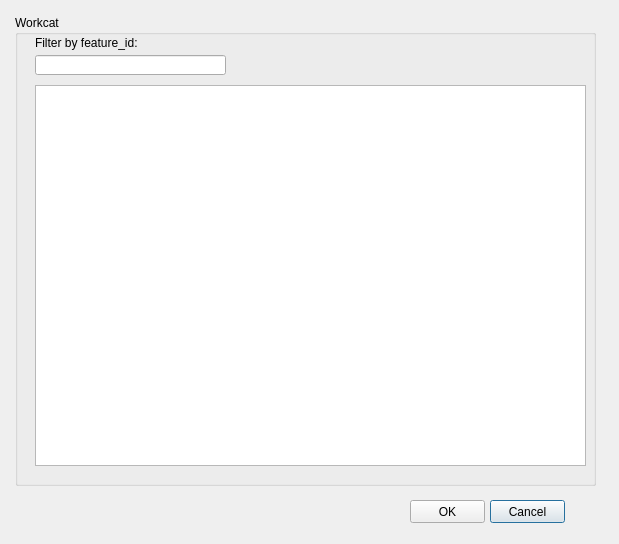
The window that search/ui/list_items.ui (Giswater/giswater_qgis_plugin) describes before a commit, drawn with Qt 5.
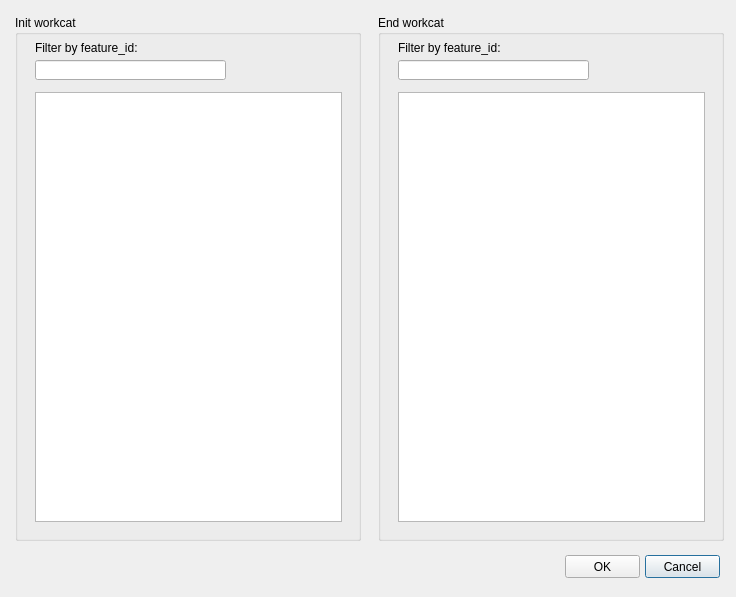
The same window after the commit.

Commit message: Modify list of search

The edit to the form file:
```diff
--- a/search/ui/list_items.ui
+++ b/search/ui/list_items.ui
@@ -6,8 +6,8 @@
    <rect>
     <x>0</x>
     <y>0</y>
-    <width>619</width>
-    <height>544</height>
+    <width>736</width>
+    <height>597</height>
    </rect>
   </property>
   <property name="windowTitle">
@@ -18,20 +18,20 @@
     <rect>
      <x>15</x>
      <y>15</y>
-     <width>581</width>
-     <height>471</height>
+     <width>346</width>
+     <height>526</height>
     </rect>
    </property>
    <property name="title">
-    <string>Workcat</string>
+    <string>Init workcat</string>
    </property>
    <widget class="QTableView" name="tbl_psm">
     <property name="geometry">
      <rect>
       <x>20</x>
-      <y>70</y>
-      <width>551</width>
-      <height>381</height>
+      <y>77</y>
+      <width>307</width>
+      <height>430</height>
      </rect>
     </property>
     <property name="sortingEnabled">
@@ -42,7 +42,7 @@
     <property name="geometry">
      <rect>
       <x>20</x>
-      <y>40</y>
+      <y>45</y>
       <width>191</width>
       <height>20</height>
      </rect>
@@ -52,7 +52,7 @@
     <property name="geometry">
      <rect>
       <x>20</x>
-      <y>20</y>
+      <y>25</y>
       <width>111</width>
       <height>16</height>
      </rect>
@@ -65,8 +65,8 @@
   <widget class="QPushButton" name="btn_cancel">
    <property name="geometry">
     <rect>
-     <x>490</x>
-     <y>500</y>
+     <x>645</x>
+     <y>555</y>
      <width>75</width>
      <height>23</height>
     </rect>
@@ -78,8 +78,8 @@
   <widget class="QPushButton" name="btn_accept">
    <property name="geometry">
     <rect>
-     <x>410</x>
-     <y>500</y>
+     <x>565</x>
+     <y>555</y>
      <width>75</width>
      <height>23</height>
     </rect>
@@ -88,6 +88,55 @@
     <string>OK</string>
    </property>
   </widget>
+  <widget class="QGroupBox" name="groupBox_end">
+   <property name="geometry">
+    <rect>
+     <x>378</x>
+     <y>15</y>
+     <width>346</width>
+     <height>526</height>
+    </rect>
+   </property>
+   <property name="title">
+    <string>End workcat</string>
+   </property>
+   <widget class="QTableView" name="tbl_psm_end">
+    <property name="geometry">
+     <rect>
+      <x>20</x>
+      <y>77</y>
+      <width>307</width>
+      <height>430</height>
+     </rect>
+    </property>
+    <property name="sortingEnabled">
+     <bool>true</bool>
+    </property>
+   </widget>
+   <widget class="QLineEdit" name="txt_name_end">
+    <property name="geometry">
+     <rect>
+      <x>20</x>
+      <y>45</y>
+      <width>191</width>
+      <height>20</height>
+     </rect>
+    </property>
+   </widget>
+   <widget class="QLabel" name="label_end">
+    <property name="geometry">
+     <rect>
+      <x>20</x>
+      <y>25</y>
+      <width>111</width>
+      <height>16</height>
+     </rect>
+    </property>
+    <property name="text">
+     <string>Filter by feature_id:</string>
+    </property>
+   </widget>
+  </widget>
  </widget>
  <resources/>
  <connections/>
```
